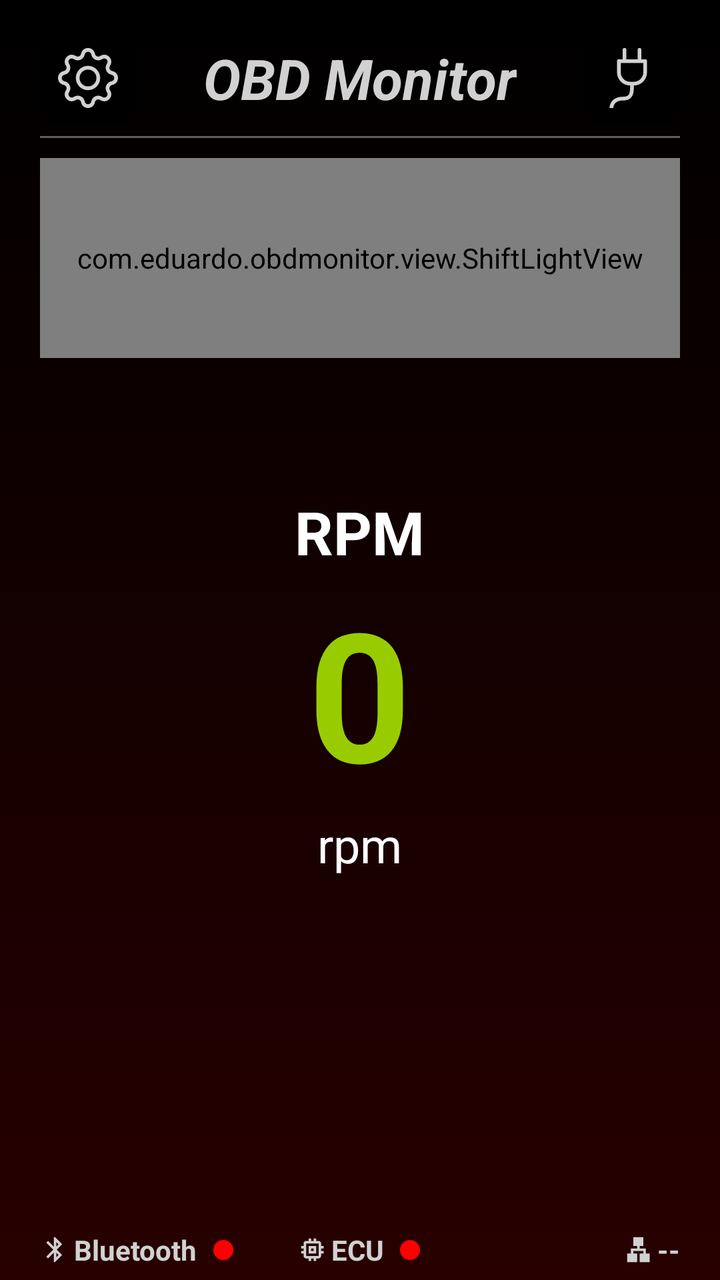
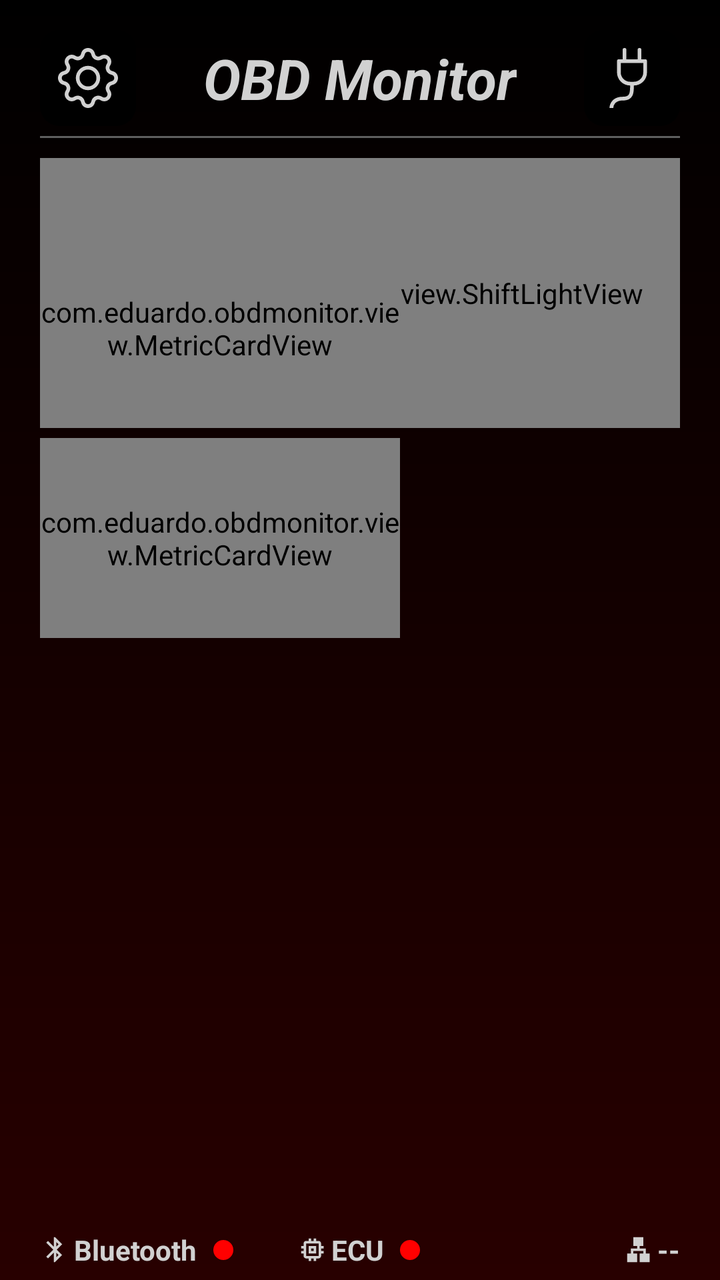

The first picture is an Android layout as it rendered before a commit; the second is the same layout after the commit. The layout source and the unified diff follow.
<!-- AndroidManifest.xml: application theme Theme.OBDMonitor -->
<!-- res/layout/activity_dashboard.xml -->
<?xml version="1.0" encoding="utf-8"?>
<androidx.core.widget.NestedScrollView xmlns:android="http://schemas.android.com/apk/res/android"
    xmlns:app="http://schemas.android.com/apk/res-auto"
    xmlns:tools="http://schemas.android.com/tools"
    android:layout_width="match_parent"
    android:layout_height="match_parent"
    android:fillViewport="true">

    <androidx.constraintlayout.widget.ConstraintLayout
        android:id="@+id/main"
        android:layout_width="match_parent"
        android:layout_height="match_parent"
        android:background="@drawable/background"
        tools:context=".ui.DashboardActivity">

        <androidx.constraintlayout.widget.ConstraintLayout
            android:id="@+id/containerHeader"
            android:layout_width="match_parent"
            android:layout_height="wrap_content"
            android:layout_marginStart="20dp"
            android:layout_marginTop="15dp"
            android:layout_marginEnd="20dp"
            android:layout_marginBottom="15dp"
            android:gravity="center_vertical"
            android:orientation="horizontal"
            app:layout_constraintEnd_toEndOf="parent"
            app:layout_constraintStart_toStartOf="parent"
            app:layout_constraintTop_toTopOf="parent">

            <androidx.appcompat.widget.AppCompatImageButton
                android:id="@+id/btnSettings"
                style="@style/SettingsButtonComponent"
                app:layout_constraintBottom_toBottomOf="parent"
                app:layout_constraintStart_toStartOf="parent"
                app:layout_constraintTop_toTopOf="parent" />

            <TextView
                android:id="@+id/txtTitle"
                android:layout_width="wrap_content"
                android:layout_height="wrap_content"
                android:text="@string/obd_monitor"
                android:textColor="?attr/colorOnPrimary"
                android:textSize="28sp"
                android:textStyle="bold|italic"
                app:layout_constraintBottom_toBottomOf="parent"
                app:layout_constraintEnd_toStartOf="@+id/btnConnect"
                app:layout_constraintStart_toEndOf="@+id/btnSettings"
                app:layout_constraintTop_toTopOf="parent" />

            <androidx.appcompat.widget.AppCompatImageButton
                android:id="@+id/btnConnect"
                style="@style/ConnectButtonComponent"
                app:layout_constraintBottom_toBottomOf="parent"
                app:layout_constraintEnd_toEndOf="parent"
                app:layout_constraintTop_toTopOf="parent" />
        </androidx.constraintlayout.widget.ConstraintLayout>

        <View
            android:id="@+id/separator"
            android:layout_width="0dp"
            android:layout_height="1dp"
            android:layout_marginStart="20dp"
            android:layout_marginTop="5dp"
            android:layout_marginEnd="20dp"
            android:background="@drawable/divider"
            app:layout_constraintEnd_toEndOf="parent"
            app:layout_constraintStart_toStartOf="parent"
            app:layout_constraintTop_toBottomOf="@id/containerHeader" />

        <FrameLayout
            android:id="@+id/containerDashboard"
            android:layout_width="0dp"
            android:layout_height="0dp"
            android:layout_marginStart="20dp"
            android:layout_marginEnd="20dp"
            app:layout_constraintBottom_toTopOf="@+id/containerStatus"
            app:layout_constraintEnd_toEndOf="parent"
            app:layout_constraintStart_toStartOf="parent"
            app:layout_constraintTop_toBottomOf="@+id/separator">

            <com.eduardo.obdmonitor.view.ShiftLightView
                android:id="@+id/shiftLight"
                android:layout_width="match_parent"
                android:layout_marginTop="10dp"
                android:layout_height="100dp"
                android:layout_marginBottom="20dp" />

            <LinearLayout
                android:layout_width="match_parent"
                android:layout_height="match_parent"
                android:gravity="center"
                android:orientation="vertical">

                <TextView
                    android:id="@+id/txtRpmLabel"
                    android:layout_width="wrap_content"
                    android:layout_height="wrap_content"
                    android:text="RPM"
                    android:textColor="@android:color/white"
                    android:textSize="30sp"
                    android:textStyle="bold" />

                <TextView
                    android:id="@+id/txtRpm"
                    android:layout_width="wrap_content"
                    android:layout_height="wrap_content"
                    android:text="0"
                    android:textColor="@android:color/holo_green_light"
                    android:textSize="90sp"
                    android:textStyle="bold" />

                <TextView
                    android:id="@+id/txtRpmUnit"
                    android:layout_width="wrap_content"
                    android:layout_height="wrap_content"
                    android:text="rpm"
                    android:textColor="@android:color/white"
                    android:textSize="24sp" />

            </LinearLayout>
        </FrameLayout>

        <LinearLayout
            android:id="@+id/containerStatus"
            android:layout_width="0dp"
            android:layout_height="20dp"
            android:layout_marginStart="20dp"
            android:layout_marginEnd="20dp"
            android:layout_marginBottom="5dp"
            android:gravity="center_vertical"
            android:orientation="horizontal"
            app:layout_constraintBottom_toBottomOf="parent"
            app:layout_constraintEnd_toEndOf="parent"
            app:layout_constraintStart_toStartOf="parent">

            <ImageView
                android:id="@+id/imgBluetooth"
                android:layout_width="15dp"
                android:layout_height="15dp"
                android:contentDescription="@null"
                android:src="@drawable/ic_bluetooth" />

            <TextView
                android:id="@+id/txtBluetooth"
                android:layout_width="wrap_content"
                android:layout_height="wrap_content"
                android:layout_marginStart="2dp"
                android:text="@string/bluetooth"
                android:textColor="?attr/colorOnPrimary"
                android:textStyle="bold" />

            <View
                android:id="@+id/viewBluetooth"
                android:layout_width="10dp"
                android:layout_height="10dp"
                android:layout_marginStart="8dp"
                android:background="@drawable/status_off" />

            <Space
                android:layout_width="32dp"
                android:layout_height="1dp" />

            <ImageView
                android:id="@+id/imgMemory"
                android:layout_width="15dp"
                android:layout_height="15dp"
                android:contentDescription="@null"
                android:src="@drawable/ic_memory" />

            <TextView
                android:id="@+id/txtEcu"
                android:layout_width="wrap_content"
                android:layout_height="wrap_content"
                android:layout_marginStart="2dp"
                android:text="@string/ecu"
                android:textColor="?attr/colorOnPrimary"
                android:textStyle="bold" />

            <View
                android:id="@+id/viewEcu"
                android:layout_width="10dp"
                android:layout_height="10dp"
                android:layout_marginStart="8dp"
                android:background="@drawable/status_off" />

            <Space
                android:layout_width="32dp"
                android:layout_height="1dp" />

            <LinearLayout
                android:layout_width="0dp"
                android:layout_height="wrap_content"
                android:layout_weight="1"
                android:gravity="end|center_vertical"
                android:orientation="horizontal"
                tools:ignore="UseCompoundDrawables">

                <ImageView
                    android:id="@+id/imgLan"
                    android:layout_width="15dp"
                    android:layout_height="15dp"
                    android:contentDescription="@null"
                    android:src="@drawable/ic_lan" />

                <TextView
                    android:id="@+id/txtProtocol"
                    android:layout_width="wrap_content"
                    android:layout_height="wrap_content"
                    android:layout_marginStart="2dp"
                    android:text="@string/__"
                    android:textColor="?attr/colorOnPrimary"
                    android:textStyle="bold" />

            </LinearLayout>
        </LinearLayout>
    </androidx.constraintlayout.widget.ConstraintLayout>
</androidx.core.widget.NestedScrollView>
<!-- resources referenced by this layout -->
<resources>
  <!-- drawable background (drawable) -->
  <?xml version="1.0" encoding="utf-8"?>
  <shape xmlns:android="http://schemas.android.com/apk/res/android">
      <gradient
          android:startColor="@color/dark_red"
          android:endColor="?attr/colorSurface"
          android:angle="90"/>
  </shape>
  <!-- drawable divider (drawable) -->
  <?xml version="1.0" encoding="utf-8"?>
  <shape xmlns:android="http://schemas.android.com/apk/res/android">
      <size android:height="1dp" />
      <solid android:color="?attr/colorPrimaryVariant" />
  </shape>
  <!-- drawable ic_lan (drawable) -->
  <vector xmlns:android="http://schemas.android.com/apk/res/android"
      android:width="30dp"
      android:height="30dp"
      android:viewportWidth="24"
      android:viewportHeight="24">
      <path
          android:fillColor="?attr/colorOnSurface"
          android:pathData="M13,22l8,0l0,-7l-3,0l0,-4l-5,0l0,-2l3,0l0,-7l-8,0l0,7l3,0l0,2l-5,0l0,4l-3,0l0,7l8,0l0,-7l-3,0l0,-2l8,0l0,2l-3,0z" />
  </vector>
  <!-- drawable status_off (drawable) -->
  <?xml version="1.0" encoding="utf-8"?>
  <shape xmlns:android="http://schemas.android.com/apk/res/android">
      <size
          android:width="10dp"
          android:height="10dp" />
      <corners android:radius="5dp" />
      <solid android:color="@color/status_off" />
  </shape>
  <string name="__">--</string>
  <string name="bluetooth">Bluetooth</string>
  <string name="ecu">ECU</string>
  <string name="obd_monitor">OBD Monitor</string>
  <style name="ConnectButtonComponent" parent="ButtonComponent">
          <item name="android:src">@drawable/ic_connect</item>
          <item name="android:contentDescription">@string/conectar</item>
      </style>
  <style name="SettingsButtonComponent" parent="ButtonComponent">
          <item name="android:src">@drawable/ic_settings</item>
          <item name="android:contentDescription">@string/configuracoes</item>
      </style>
  <style name="Theme.OBDMonitor" parent="Base.Theme.OBDMonitor" />
  <color name="dark_red">#280000</color>
  <color name="status_off">@color/led_red</color>
  <style name="ButtonComponent">
          <item name="android:layout_width">48dp</item>
          <item name="android:layout_height">48dp</item>
          <item name="android:background">@drawable/button</item>
      </style>
  <string name="conectar">Conectar</string>
  <string name="configuracoes">Configurações</string>
  <color name="led_red">#FF0000</color>
  <!-- drawable button (drawable) -->
  <?xml version="1.0" encoding="utf-8"?>
  <ripple xmlns:android="http://schemas.android.com/apk/res/android"
      android:color="?attr/colorOnSurface">
      <item>
          <shape>
              <corners android:radius="10dp" />
              <solid android:color="?attr/colorSurface" />
          </shape>
      </item>
  </ripple>
  <color name="primary_light_mode">@color/black</color>
  <color name="primary_variant_light_mode">@color/grey</color>
  <color name="on_primary_light_mode">@color/light_grey</color>
  <color name="secondary_light_mode">@color/dark_red</color>
  <color name="secondary_variant_light_mode">@color/light_red</color>
  <color name="primary_container_light_mode">@color/white_transparency</color>
  <color name="secondary_container_light_mode">@color/red_transparency</color>
  <color name="surface_light_mode">@color/black</color>
  <color name="on_surface_light_mode">@color/light_grey</color>
  <color name="black">#000000</color>
  <color name="grey">#5F5F5F</color>
  <color name="light_grey">#D1D1D1</color>
  <color name="light_red">#8E343C</color>
  <color name="white_transparency">#1EFFFFFF</color>
  <color name="red_transparency">#80280000</color>
  <!-- unchanged entries left out for length: 5 -->
</resources>

<!-- the commit's change to res/layout/activity_dashboard.xml (unified diff, before → after) -->
@@ -10,7 +10,7 @@
         android:id="@+id/main"
         android:layout_width="match_parent"
         android:layout_height="match_parent"
-        android:background="@drawable/background"
+        android:background="@drawable/application_background"
         tools:context=".ui.DashboardActivity">
 
         <androidx.constraintlayout.widget.ConstraintLayout
@@ -81,43 +81,22 @@
             <com.eduardo.obdmonitor.view.ShiftLightView
                 android:id="@+id/shiftLight"
                 android:layout_width="match_parent"
+                android:layout_height="135dp"
                 android:layout_marginTop="10dp"
-                android:layout_height="100dp"
                 android:layout_marginBottom="20dp" />
 
-            <LinearLayout
-                android:layout_width="match_parent"
-                android:layout_height="match_parent"
-                android:gravity="center"
-                android:orientation="vertical">
+            <com.eduardo.obdmonitor.view.MetricCardView
+                android:id="@+id/cardRpm"
+                android:layout_width="180dp"
+                android:layout_height="100dp"
+                android:layout_marginTop="45dp" />
 
-                <TextView
-                    android:id="@+id/txtRpmLabel"
-                    android:layout_width="wrap_content"
-                    android:layout_height="wrap_content"
-                    android:text="RPM"
-                    android:textColor="@android:color/white"
-                    android:textSize="30sp"
-                    android:textStyle="bold" />
-
-                <TextView
-                    android:id="@+id/txtRpm"
-                    android:layout_width="wrap_content"
-                    android:layout_height="wrap_content"
-                    android:text="0"
-                    android:textColor="@android:color/holo_green_light"
-                    android:textSize="90sp"
-                    android:textStyle="bold" />
-
-                <TextView
-                    android:id="@+id/txtRpmUnit"
-                    android:layout_width="wrap_content"
-                    android:layout_height="wrap_content"
-                    android:text="rpm"
-                    android:textColor="@android:color/white"
-                    android:textSize="24sp" />
-
-            </LinearLayout>
+            <com.eduardo.obdmonitor.view.MetricCardView
+                android:id="@+id/cardSpeed"
+                android:layout_width="180dp"
+                android:layout_height="100dp"
+                android:layout_marginTop="150dp"
+                app:layout_constraintTop_toBottomOf="@+id/cardRpm" />
         </FrameLayout>
 
         <LinearLayout
<!-- resource entries referenced after the edit -->
@@ -1,6 +1,6 @@
 <!-- resources referenced by this layout -->
 <resources>
-  <!-- drawable background (drawable) -->
+  <!-- drawable application_background (drawable) -->
   <?xml version="1.0" encoding="utf-8"?>
   <shape xmlns:android="http://schemas.android.com/apk/res/android">
       <gradient
@@ -51,12 +51,12 @@
   <style name="ButtonComponent">
           <item name="android:layout_width">48dp</item>
           <item name="android:layout_height">48dp</item>
-          <item name="android:background">@drawable/button</item>
+          <item name="android:background">@drawable/button_background</item>
       </style>
   <string name="conectar">Conectar</string>
   <string name="configuracoes">Configurações</string>
   <color name="led_red">#FF0000</color>
-  <!-- drawable button (drawable) -->
+  <!-- drawable button_background (drawable) -->
   <?xml version="1.0" encoding="utf-8"?>
   <ripple xmlns:android="http://schemas.android.com/apk/res/android"
       android:color="?attr/colorOnSurface">
